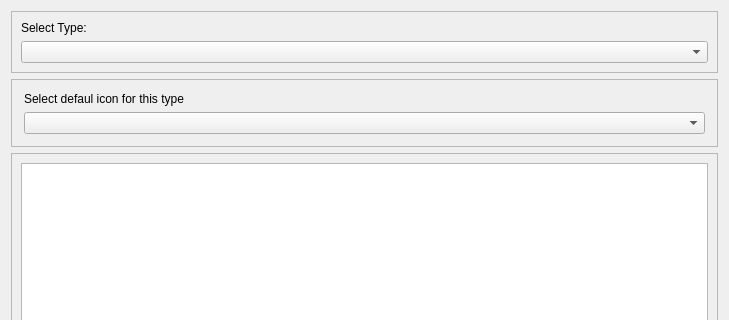
abel-msk/PartsDB, file qt/ElHdrEditWnd.ui: the form before one commit; both pictures show x 0 to 729 and y 0 to 320 of the 729 by 575 pixel window.
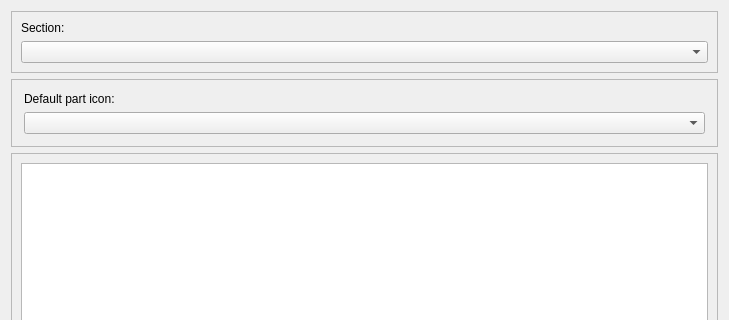
The form after the commit.

Commit message:
Add live English/Russian interface and confirmed part deletion
Support system, English and Russian interface languages with persistent settings, Qt catalogs, live dialog/menu updates and preserved user data. Compile and bundle translations during builds.

Connect Edit Header and Delete Part buttons. Confirm deletion, preserve document files, remove the managed icon, and block deletion of parts referenced by projects. Add regression coverage for deletion and localization.

Diff of the .ui file:
```diff
--- a/qt/ElHdrEditWnd.ui
+++ b/qt/ElHdrEditWnd.ui
@@ -29,7 +29,7 @@
       <item row="0" column="0">
        <widget class="QLabel" name="label">
         <property name="text">
-         <string>Select Type:</string>
+         <string>Section:</string>
         </property>
        </widget>
       </item>
@@ -60,7 +60,7 @@
       <item>
        <widget class="QLabel" name="label_2">
         <property name="text">
-         <string>Select defaul icon for this type</string>
+         <string>Default part icon:</string>
         </property>
        </widget>
       </item>
```
Left out of the diff: 2 changed lines with no effect on the pictures. The commit also changes 29 other files.
